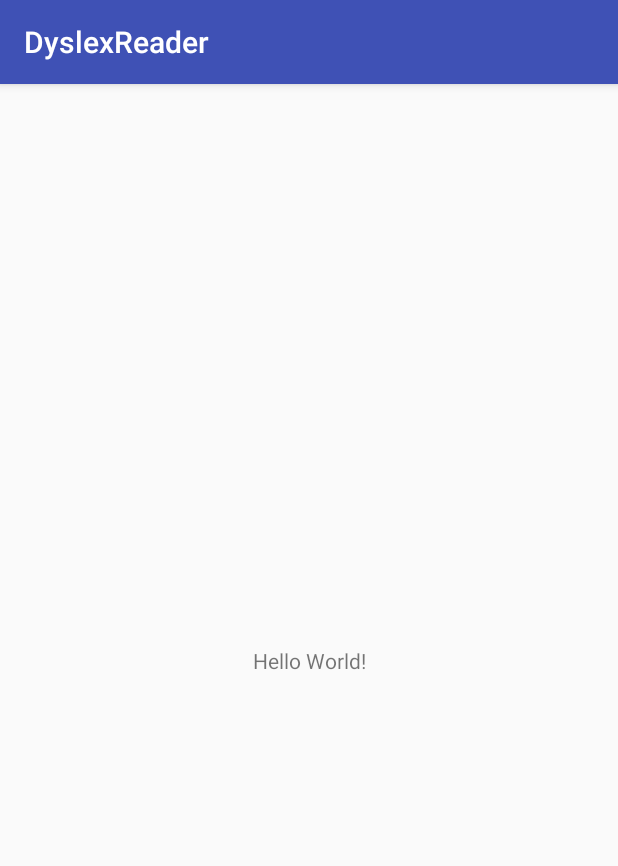
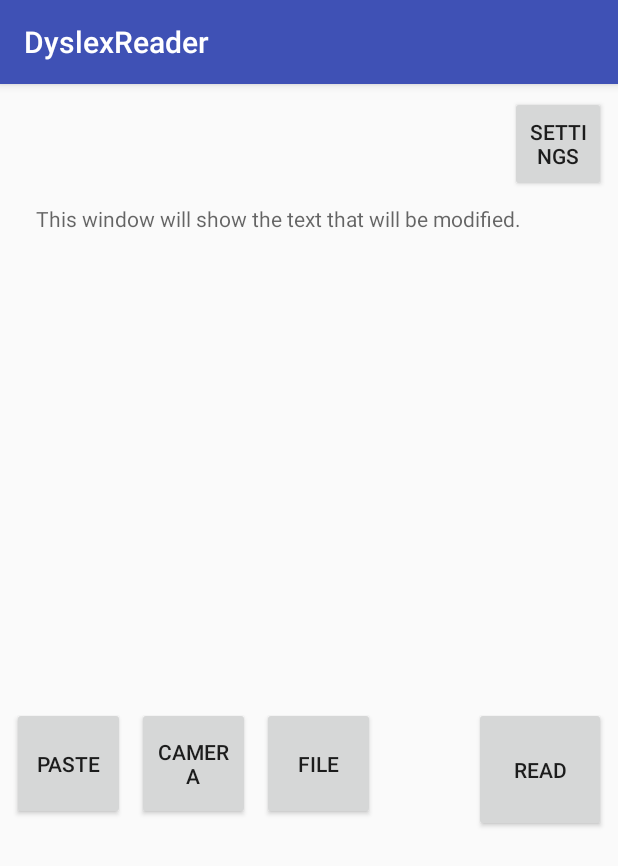
Before and after one commit to jvlsg/DyslexReader, an Android app: the screen it shows after launch (MainActivity), on a phone screen of 412 x 824 dp. Shown: the top 866 px of the screen. Run offline under Robolectric (Android 15) with nearby library versions, the phone set to English and light mode, and no system bars.

Commit message:
Feito a interface da Main
Todos os botões criados, usando as strings do arquivo de strings, e o arquivo de Strings foi modificado.

```diff
--- a/DyslexReader/app/src/main/res/layout/activity_main.xml
+++ b/DyslexReader/app/src/main/res/layout/activity_main.xml
@@ -7,12 +7,71 @@
     tools:context=".MainActivity">
 
     <TextView
+        android:id="@+id/tvPreview"
+        android:layout_width="364dp"
+        android:layout_height="327dp"
+        android:layout_marginEnd="8dp"
+        android:layout_marginLeft="8dp"
+        android:layout_marginRight="8dp"
+        android:layout_marginStart="8dp"
+        android:layout_marginTop="8dp"
+        android:hint="@string/tvPreviewHint"
+        app:layout_constraintEnd_toEndOf="parent"
+        app:layout_constraintStart_toStartOf="parent"
+        app:layout_constraintTop_toBottomOf="@+id/btnSettings" />
+
+    <Button
+        android:id="@+id/btnReader"
         android:layout_width="wrap_content"
-        android:layout_height="wrap_content"
-        android:text="Hello World!"
-        app:layout_constraintBottom_toBottomOf="parent"
-        app:layout_constraintLeft_toLeftOf="parent"
-        app:layout_constraintRight_toRightOf="parent"
+        android:layout_height="83dp"
+        android:layout_marginEnd="8dp"
+        android:layout_marginRight="8dp"
+        android:layout_marginTop="8dp"
+        android:text="@string/btnReaderLabel"
+        app:layout_constraintEnd_toEndOf="parent"
+        app:layout_constraintTop_toBottomOf="@+id/tvPreview" />
+
+    <Button
+        android:id="@+id/btnFile"
+        android:layout_width="75dp"
+        android:layout_height="75dp"
+        android:layout_marginLeft="8dp"
+        android:layout_marginStart="8dp"
+        android:layout_marginTop="8dp"
+        android:text="@string/file"
+        app:layout_constraintStart_toEndOf="@+id/btnCamera"
+        app:layout_constraintTop_toBottomOf="@+id/tvPreview" />
+
+    <Button
+        android:id="@+id/btnPaste"
+        android:layout_width="75dp"
+        android:layout_height="75dp"
+        android:layout_marginLeft="8dp"
+        android:layout_marginStart="8dp"
+        android:layout_marginTop="8dp"
+        android:text="@string/btnPasteLabel"
+        app:layout_constraintStart_toStartOf="parent"
+        app:layout_constraintTop_toBottomOf="@+id/tvPreview" />
+
+    <Button
+        android:id="@+id/btnCamera"
+        android:layout_width="75dp"
+        android:layout_height="75dp"
+        android:layout_marginLeft="8dp"
+        android:layout_marginStart="8dp"
+        android:layout_marginTop="8dp"
+        android:text="@string/btnCameraLabel"
+        app:layout_constraintStart_toEndOf="@+id/btnPaste"
+        app:layout_constraintTop_toBottomOf="@+id/tvPreview" />
+
+    <Button
+        android:id="@+id/btnSettings"
+        android:layout_width="64dp"
+        android:layout_height="64dp"
+        android:layout_marginEnd="8dp"
+        android:layout_marginRight="8dp"
+        android:layout_marginTop="8dp"
+        android:text="@string/btnSettingsLabel"
+        app:layout_constraintEnd_toEndOf="parent"
         app:layout_constraintTop_toTopOf="parent" />
-
 </android.support.constraint.ConstraintLayout>
--- a/DyslexReader/app/src/main/res/values/strings.xml
+++ b/DyslexReader/app/src/main/res/values/strings.xml
@@ -3,10 +3,11 @@
 
     <!-- MAIN ACTIVITY  -->
     <string name="btnReaderLabel">Read</string>
-    <string name="btnFileLabel">Read</string>
-    <string name="btnCameraLabel">Read</string>
+    <string name="btnFileLabel">File</string>
+    <string name="btnCameraLabel">Camera</string>
     <string name="btnPasteLabel">Paste</string>
-    <string name="btnSettingsLabel">Paste</string>
+    <string name="btnSettingsLabel">Settings</string>
+    <string name="tvPreviewHint">This window will show the text that will be modified.</string>
 
     <!-- READER ACTIVITY  -->
     <string name="btnNextWordLabel">Prox. Palavra</string>
@@ -14,7 +15,8 @@
     <string name="btnAnalyzeWordLabel">Analyzre</string>
 
     <!-- ANALYSIS ACTIVITY  -->
-    <string name="btnPronunciationLabel">Analyzre</string>
+    <string name="btnPronunciationLabel">Analyze</string>
+    <string name="file">FILE</string>
 
 
 </resources>
```
